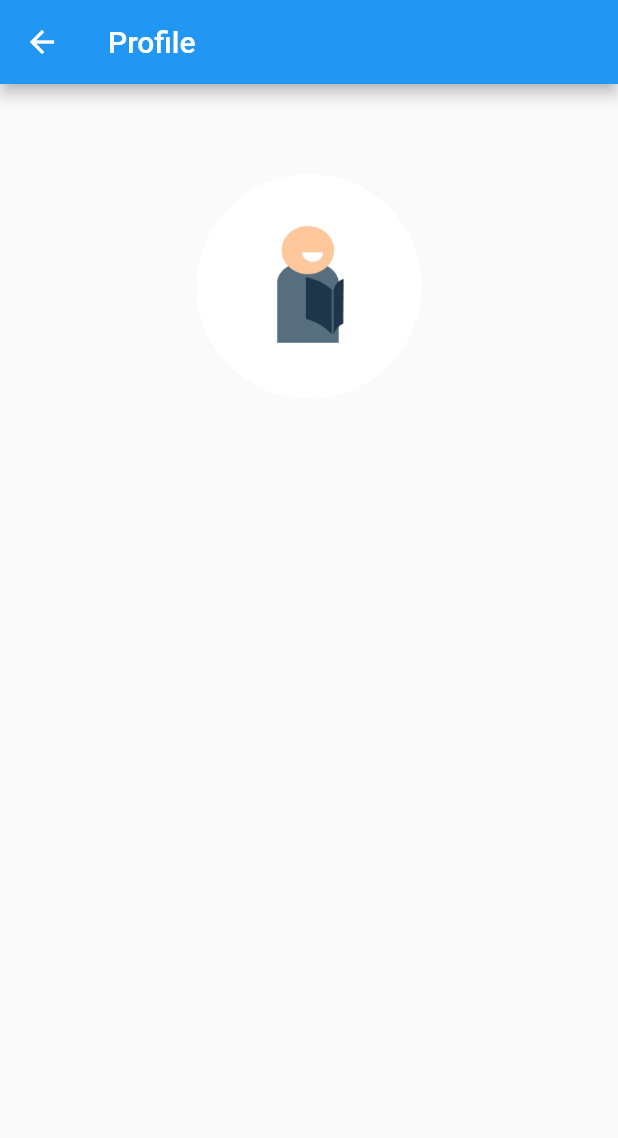
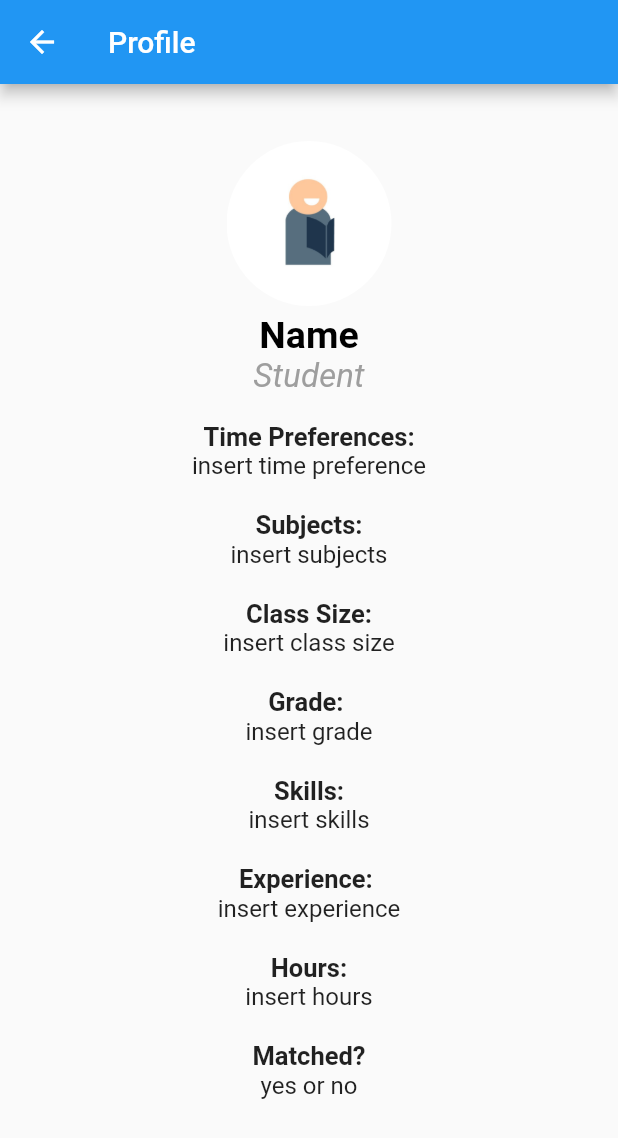
Before and after one commit to 20iyerd/hack_mit_2020, a Flutter app: the Profile screen opened directly, on a phone screen of 412 x 824 dp. Shown: the top 1138 px of the screen. Run offline on Flutter 3.47's test engine with Material 2 defaults, Android fonts, the phone set to English and light mode, and no system bars; our stand-ins replace cloud_firestore, firebase_auth, firebase_core; accounts and stored records are empty.

Commit message:
profile page

```diff
--- a/lib/backdrop.dart
+++ b/lib/backdrop.dart
@@ -1,5 +1,6 @@
 import 'package:flutter/foundation.dart';
 import 'package:flutter/material.dart';
+import 'package:cloud_firestore/cloud_firestore.dart';
 
 class _BackdropState extends State<Backdrop> //added backdrop for added functionality, especially with layers
     with SingleTickerProviderStateMixin {
@@ -144,6 +145,12 @@ class _ProfileState extends State<Profile> {
   String classSize; */
   @override
   Widget build(BuildContext context) {
+    final ThemeData theme = Theme.of(context);
+    final DocumentSnapshot args = ModalRoute.of(context).settings.arguments;
+    return _buildProfile(context, theme, args);
+  }
+  Widget _buildProfile(BuildContext context, ThemeData theme, DocumentSnapshot args){
+   // if(Users.fromSnapshot(args).longAbout != null) {
       return Scaffold(
           appBar: AppBar(
             title: const Text('Profile'),
@@ -152,12 +159,12 @@ class _ProfileState extends State<Profile> {
           body: Center(
               child: Column(children: <Widget>[
                 SizedBox(
-            height:40,
+                height: 28,
               ),
               Container(
-            margin: EdgeInsets.all(20),
-            width: 150,
-            height: 150,
+                margin: EdgeInsets.fromLTRB(10.0, 10.0, 10.0, 5.0),
+                width: 110,
+                height: 110,
                 decoration: BoxDecoration(
                   shape: BoxShape.circle,
                   image: DecorationImage(
@@ -166,13 +173,165 @@ class _ProfileState extends State<Profile> {
                   ),
                 ),
               ),
-
+                Text(
+                  'Name',
+                  style: TextStyle(
+                    fontSize: 25.0,
+                    color: Colors.black,
+                    fontWeight: FontWeight.bold,
+                 ),
+                ),
+                Text(
+                  'Student',
+                  style: TextStyle(
+                    fontSize: 22.0,
+                    color: Colors.grey,
+                    fontStyle: FontStyle.italic,
+                  ),
+                ),
+                SizedBox(
+                  height: 17.0
+                ),
+                Text(
+                  'Time Preferences:',
+                    style: TextStyle(
+                      fontSize:17.0,
+                      fontWeight: FontWeight.bold,
+                    ),
+                ),
+                Text(
+                  'insert time preference',
+                  style: TextStyle(
+                    fontSize: 16.0,
+                  ),
+                ),
+                SizedBox(
+                  height:20.0,
+                ),
+                Text(
+                  'Subjects:',
+                  style: TextStyle(
+                    fontSize:17.0,
+                    fontWeight: FontWeight.bold,
+                  ),
+                ),
+                Text(
+                  'insert subjects',
+                  style: TextStyle(
+                    fontSize: 16.0,
+                  ),
+                ),
+                SizedBox(
+                  height:20.0,
+                ),
+                Text(
+                  'Class Size:',
+                  style: TextStyle(
+                    fontSize:17.0,
+                    fontWeight: FontWeight.bold,
+                  ),
+                ),
+                Text(
+                  'insert class size',
+                  style: TextStyle(
+                    fontSize: 16.0,
+                  ),
+                ),
+                SizedBox(
+                  height:20.0,
+                ),
+                Text(
+                  'Grade: ',
+                  style: TextStyle(
+                    fontSize:17.0,
+                    fontWeight: FontWeight.bold,
+                  ),
+                ),
+                Text(
+                  'insert grade',
+                  style: TextStyle(
+                    fontSize: 16.0,
+                  ),
+                ),
+                SizedBox(
+                  height:20.0,
+                ),
+                Text(
+                  'Skills:',
+                  style: TextStyle(
+                    fontSize:17.0,
+                    fontWeight: FontWeight.bold,
+                  ),
+                ),
+                Text(
+                  'insert skills',
+                  style: TextStyle(
+                    fontSize: 16.0,
+                  ),
+                ),
+                SizedBox(
+                  height:20.0,
+                ),
+                Text(
+                  'Experience: ',
+                  style: TextStyle(
+                    fontSize:17.0,
+                    fontWeight: FontWeight.bold,
+                  ),
+                ),
+                Text(
+                  'insert experience',
+                  style: TextStyle(
+                    fontSize: 16.0,
+                  ),
+                ),
+                SizedBox(
+                  height:20.0,
+                ),
+                Text(
+                  'Hours:',
+                  style: TextStyle(
+                    fontSize:17.0,
+                    fontWeight: FontWeight.bold,
+                  ),
+                ),
+                Text(
+                  'insert hours',
+                  style: TextStyle(
+                    fontSize: 16.0,
+                  ),
+                ),
+                SizedBox(
+                  height:20.0,
+                ),
+                Text(
+                  'Matched?',
+                  style: TextStyle(
+                    fontSize:17.0,
+                    fontWeight: FontWeight.bold,
+                  ),
+                ),
+                Text(
+                  'yes or no',
+                  style: TextStyle(
+                    fontSize: 16.0,
+                  ),
+                ),
           ]),
     ),
     );
 
     }
   }
+ // }
+// Text(
+//   Users
+//       .fromSnapshot(args)
+//       .firstName
+//   style: TextStyle(
+//   fontSize: 40.0,
+//   color: Color.blue,
+//   )
 
 class Dashboard extends StatefulWidget{
 
--- a/pubspec.yaml
+++ b/pubspec.yaml
@@ -31,6 +31,7 @@ dependencies:
   firebase_auth: ^0.18.0+1
   firebase_storage: ^4.0.0
   firebase_messaging: ^7.0.0
+  cloud_firestore: 0.14.0
 
 
   # The following adds the Cupertino Icons font to your application.
```
Also changed, not shown: pubspec.lock. Lines whose indentation alone changed are shown as unchanged.
